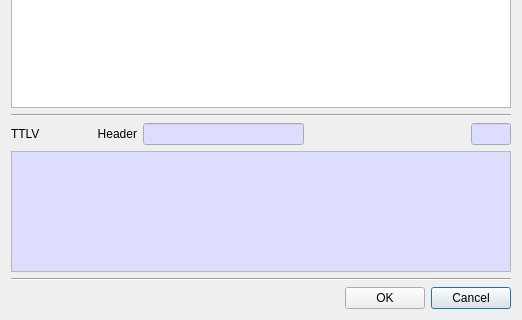
Old version of the form BerEditor/make_ttlv_dlg.ui in the repository jykim74/BerEditor; both pictures show x 0 to 522 and y 155 to 475 of the 522 by 475 pixel window.
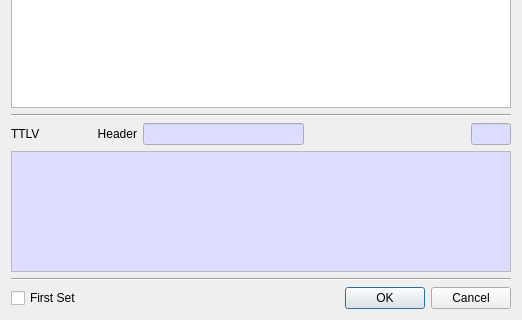
New version of the form.

Commit message: Make TTLV 오류 입력 값 제한

```diff
--- a/BerEditor/make_ttlv_dlg.ui
+++ b/BerEditor/make_ttlv_dlg.ui
@@ -539,7 +539,21 @@
    </item>
    <item>
     <layout class="QGridLayout" name="gridLayout">
-     <item row="0" column="0">
+     <item row="0" column="2">
+      <widget class="QPushButton" name="mOKBtn">
+       <property name="text">
+        <string>OK</string>
+       </property>
+      </widget>
+     </item>
+     <item row="0" column="3">
+      <widget class="QPushButton" name="mCancelBtn">
+       <property name="text">
+        <string>Cancel</string>
+       </property>
+      </widget>
+     </item>
+     <item row="0" column="1">
       <spacer name="horizontalSpacer">
        <property name="orientation">
         <enum>Qt::Horizontal</enum>
@@ -552,17 +566,10 @@
        </property>
       </spacer>
      </item>
-     <item row="0" column="2">
-      <widget class="QPushButton" name="mCancelBtn">
+     <item row="0" column="0">
+      <widget class="QCheckBox" name="mFirstSetCheck">
        <property name="text">
-        <string>Cancel</string>
-       </property>
-      </widget>
-     </item>
-     <item row="0" column="1">
-      <widget class="QPushButton" name="mOKBtn">
-       <property name="text">
-        <string>OK</string>
+        <string>First Set</string>
        </property>
       </widget>
      </item>
```
The commit also changes 15 other files.
